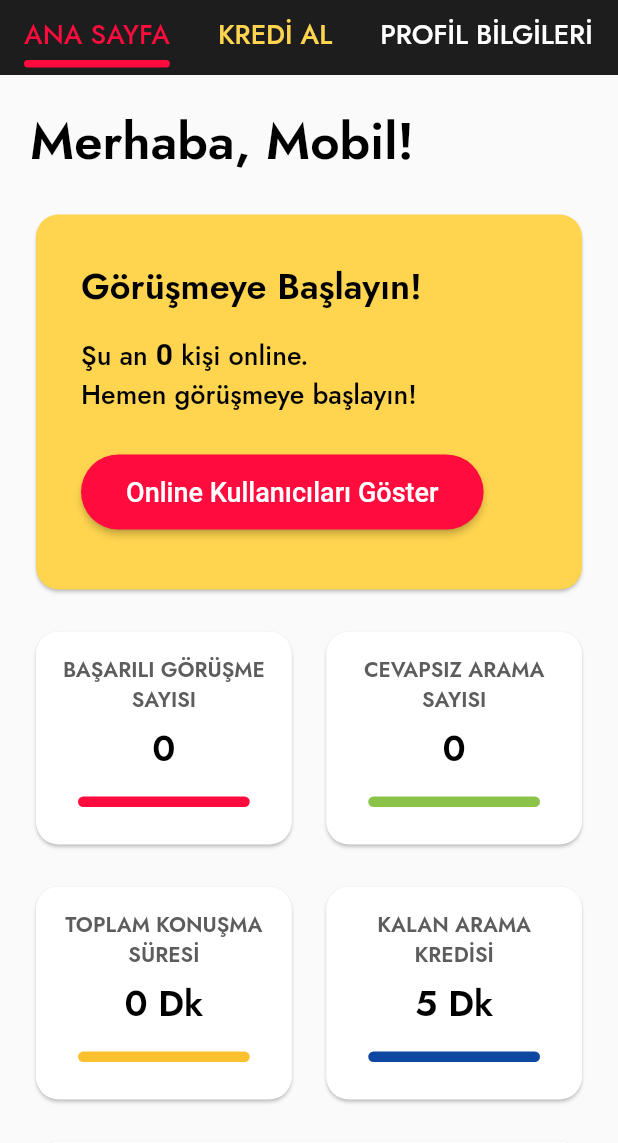
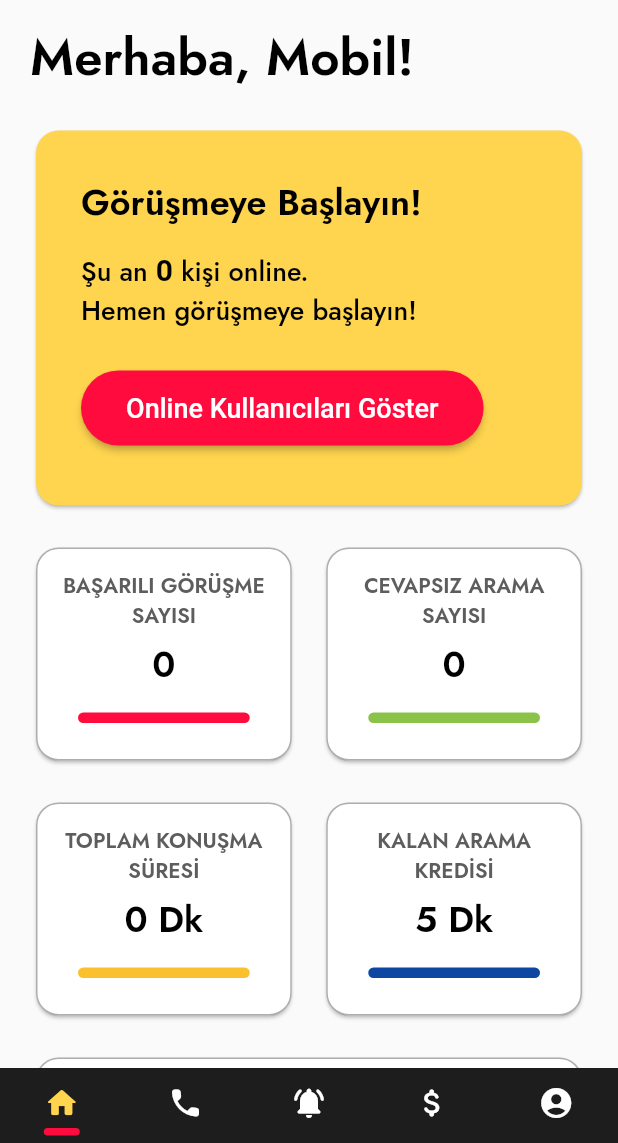
Before and after one commit to Abbasi233/matelive, a Flutter app: the LandingPage screen opened directly, on a phone screen of 412 x 824 dp, the part 93-1236 px from its top. Run offline on Flutter 3.47's test engine with Material 2 defaults, Android fonts, the phone set to English and light mode, and no system bars; our stand-ins replace get, get_storage; missing offline and left inert: rotated_corner_decoration; accounts and stored records are empty.

Commit message:
TabBar removed to bottomNavigationBar

```diff
--- a/lib/view/HomePage/homePage.dart
+++ b/lib/view/HomePage/homePage.dart
@@ -78,22 +78,23 @@ class HomePage extends StatelessWidget {
             // TODO METRİKLER
             Row(
               children: [
-                card("BAŞARILI GÖRÜŞME\nSAYISI", "0", kPrimaryColor),
+                gorusmeCard("BAŞARILI GÖRÜŞME\nSAYISI", "0", kPrimaryColor),
                 fixedWidth,
-                card("CEVAPSIZ ARAMA\nSAYISI", "0", Colors.lightGreen),
+                gorusmeCard("CEVAPSIZ ARAMA\nSAYISI", "0", Colors.lightGreen),
               ],
             ),
             fixedHeight,
             Row(
               children: [
-                card("TOPLAM KONUŞMA\nSÜRESİ", "0 Dk", Colors.yellow[700]),
+                gorusmeCard("TOPLAM KONUŞMA\nSÜRESİ", "0 Dk", Colors.yellow[700]),
                 fixedWidth,
-                card("KALAN ARAMA\nKREDİSİ", "5 Dk", Colors.blue[900]),
+                gorusmeCard("KALAN ARAMA\nKREDİSİ", "5 Dk", Colors.blue[900]),
               ],
             ),
             fixedHeight,
             Card(
               shape: RoundedRectangleBorder(
+                  side: BorderSide(color: kTextColor.withOpacity(0.5)),
                   borderRadius: BorderRadius.circular(kBorderRadius)),
               child: Container(
                 padding: EdgeInsets.all(20),
@@ -132,6 +133,7 @@ class HomePage extends StatelessWidget {
             fixedHeight,
             Card(
               shape: RoundedRectangleBorder(
+                  side: BorderSide(color: kTextColor.withOpacity(0.5)),
                   borderRadius: BorderRadius.circular(kBorderRadius)),
               child: Container(
                 padding: EdgeInsets.all(20),
--- a/lib/view/HomePage/utils/card.dart
+++ b/lib/view/HomePage/utils/card.dart
@@ -1,9 +1,10 @@
 import 'package:flutter/material.dart';
 import 'package:matelive/constant.dart';
 
-Widget card(String title, String value, Color lineColor) => Expanded(
+Widget gorusmeCard(String title, String value, Color lineColor) => Expanded(
       child: Card(
         shape: RoundedRectangleBorder(
+            side: BorderSide(color: kTextColor.withOpacity(0.5)),
             borderRadius: BorderRadius.circular(kBorderRadius)),
         child: Container(
           padding: EdgeInsets.symmetric(vertical: 15, horizontal: 8),
--- a/lib/view/landingPage.dart
+++ b/lib/view/landingPage.dart
@@ -15,59 +15,87 @@ class _LandingPageState extends State<LandingPage> {
   @override
   Widget build(BuildContext context) {
     return DefaultTabController(
-      length: 6,
+      length: 5,
       child: Scaffold(
         appBar: MyAppBar(
           elevation: 0,
           centerTitle: true,
-          bottom: PreferredSize(
-            preferredSize: Size.fromHeight(kToolbarHeight),
-            child: Container(
-              color: kTabBarColor,
-              child: TabBar(
-                isScrollable: true,
-                indicatorWeight: 4,
-                indicator: BoxDecoration(
-                  borderRadius: BorderRadius.circular(20),
-                  color: kPrimaryColor,
-                ),
-                indicatorSize: TabBarIndicatorSize.label,
-                indicatorPadding: EdgeInsets.only(top: 40, bottom: 5),
-                tabs: [
-                  _tab("ANA SAYFA", textColor: kPrimaryColor),
-                  _tab("KREDİ AL", textColor: kYellowColor),
-                  _tab("PROFİL BİLGİLERİ"),
-                  _tab("GÖRÜŞMELER"),
-                  _tab("BİLDİRİMLER"),
-                  _tab("ÇIKIŞ YAP"),
-                ],
-              ),
-            ),
-          ),
+          // bottom: PreferredSize(
+          //   preferredSize: Size.fromHeight(kToolbarHeight),
+          //   child: Container(
+          //     color: kTabBarColor,
+          //     child: TabBar(
+          //       isScrollable: true,
+          //       indicatorWeight: 4,
+          //       indicator: BoxDecoration(
+          //         borderRadius: BorderRadius.circular(20),
+          //         color: kPrimaryColor,
+          //       ),
+          //       indicatorSize: TabBarIndicatorSize.label,
+          //       indicatorPadding: EdgeInsets.only(top: 40, bottom: 5),
+          //       tabs: [
+          //         _tab("ANA SAYFA", textColor: kPrimaryColor),
+          //         _tab("KREDİ AL", textColor: kYellowColor),
+          //         _tab("PROFİL BİLGİLERİ"),
+          //         _tab("GÖRÜŞMELER"),
+          //         _tab("BİLDİRİMLER"),
+          //         _tab("ÇIKIŞ YAP"),
+          //       ],
+          //     ),
+          //   ),
+          // ),
         ),
         body: TabBarView(
           children: [
             HomePage(),
+            Container(),
+            Container(),
             KrediAlPage(),
             Container(),
-            Container(),
-            Container(),
-            Container(),
+            // Container(),
           ],
         ),
+        bottomNavigationBar: Container(
+          color: kTabBarColor,
+          child: TabBar(
+            // isScrollable: true,
+            indicatorWeight: 4,
+            indicator: BoxDecoration(
+              borderRadius: BorderRadius.circular(20),
+              color: kPrimaryColor,
+            ),
+            labelColor: kYellowColor,
+            unselectedLabelColor: Colors.white,
+            indicatorSize: TabBarIndicatorSize.label,
+            indicatorPadding: EdgeInsets.only(top: 40, bottom: 5),
+            tabs: [
+              // _tab("ANA SAYFA", textColor: kPrimaryColor),
+              // _tab("KREDİ AL", textColor: kYellowColor),
+              // _tab("PROFİL BİLGİLERİ"),
+              // _tab("GÖRÜŞMELER"),
+              // _tab("BİLDİRİMLER"),
+              // _tab("ÇIKIŞ YAP"),
+              _tab(Icons.home_rounded, textColor: kPrimaryColor),
+              _tab(Icons.call_rounded),
+              _tab(Icons.notifications_active_rounded),
+              _tab(Icons.attach_money_rounded, textColor: kYellowColor),
+              _tab(Icons.account_circle_rounded),
+              // _tab(Icons.exit),
+            ],
+          ),
+        ),
       ),
+      // ),
     );
   }
 
-  Tab _tab(String title, {Color textColor = Colors.white}) => Tab(
+  Tab _tab(IconData icon, {Color textColor = Colors.white}) => Tab(
         child: Container(
-          // width: Get.width * 0.25,
-          child: Text(
-            title,
-            style:
-                customFont(18, fontWeight: FontWeight.w500, color: textColor),
-            textAlign: TextAlign.center,
-          ),
-        ),
+            child:
+                // icon != Icons.person ?
+                Icon(icon)
+            // : CircleAvatar(backgroundImage: ,),
+            // TODO Kullanıcı Profil Fotoğrafı Eklenecek
+            ),
       );
 }
```
